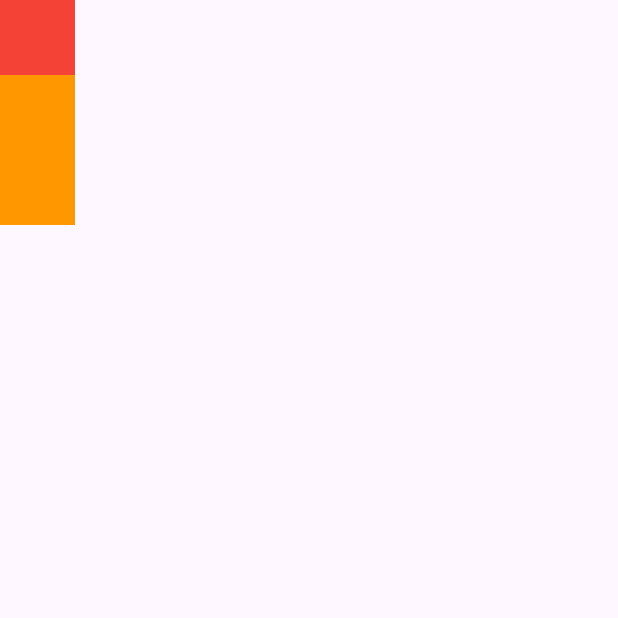
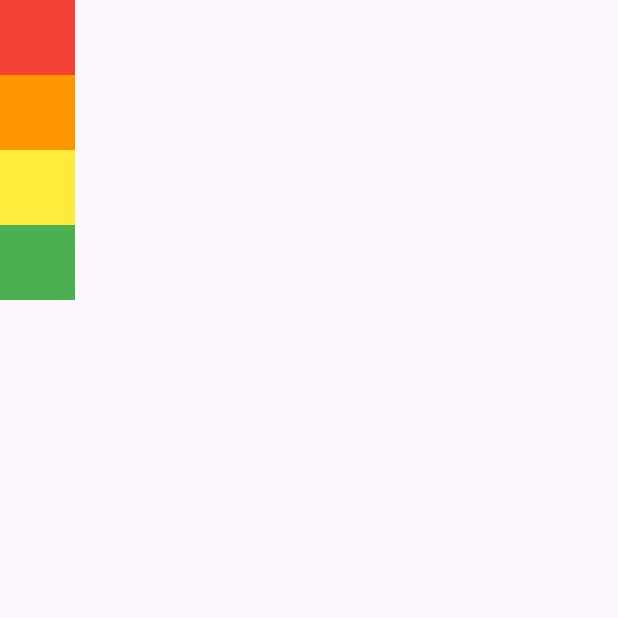
Before and after one commit to namic123/Flutter-Dev-Notes, a Flutter app: the screen it shows after launch, on a phone screen of 412 x 824 dp, the top half of it. Run offline on Flutter 3.47's test engine with Material 3 defaults, Android fonts, the phone set to English and light mode, and no system bars.

Commit message:
Dry (Do Not Repeat YourSelf) - Map을 활용하여 중복 코드 해결하기

```diff
--- a/row_and_column/lib/screen/home_screen.dart
+++ b/row_and_column/lib/screen/home_screen.dart
@@ -9,25 +9,13 @@ class HomeScreen extends StatelessWidget {
     return Scaffold(
       body: SafeArea(
         child: Column(
-          children: [
-            // Dry - Do Not Repeat YourSelf
-            Container(
-              height: 50.0,
-              width: 50.0,
-              color: Colors.red,
-            ),
-            Container(
-              height: 50.0,
-              width: 50.0,
-              color: Colors.orange,
-            ),
-            Container(
-              height: 50.0,
-              width: 50.0,
-              color: Colors.orange,
-            ),
-          ],
-        ),
+            children: colors
+                .map((e) => Container(
+                      height: 50.0,
+                      width: 50.0,
+                      color: e,
+                    ))
+                .toList()),
       ),
     );
   }
```
